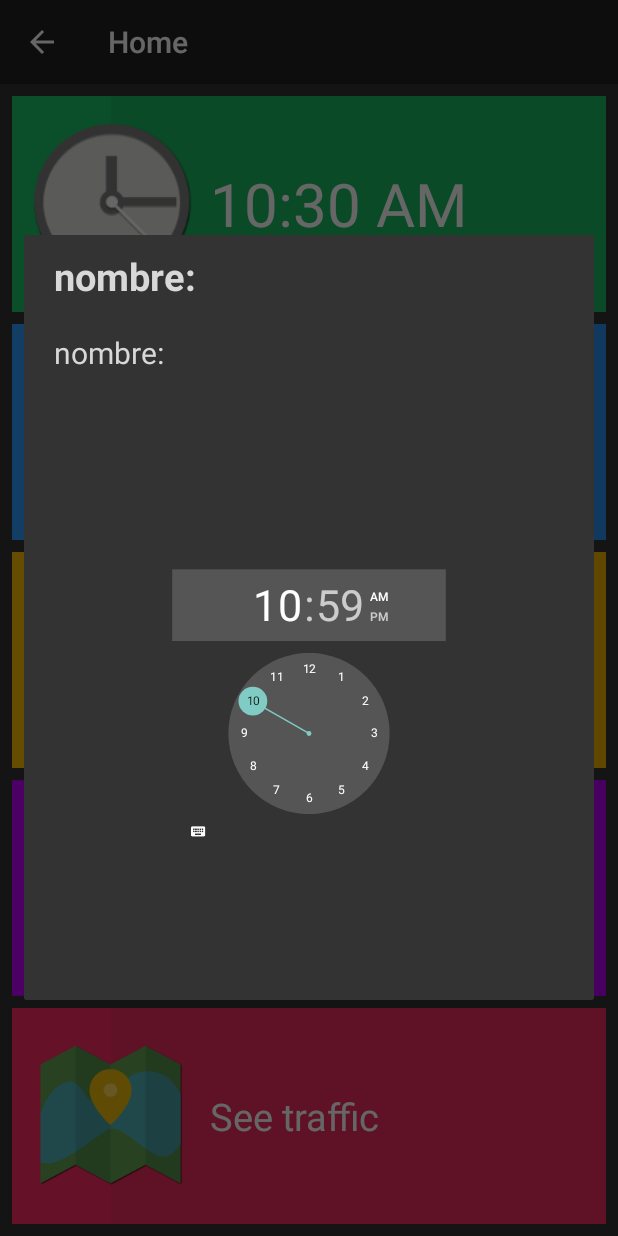
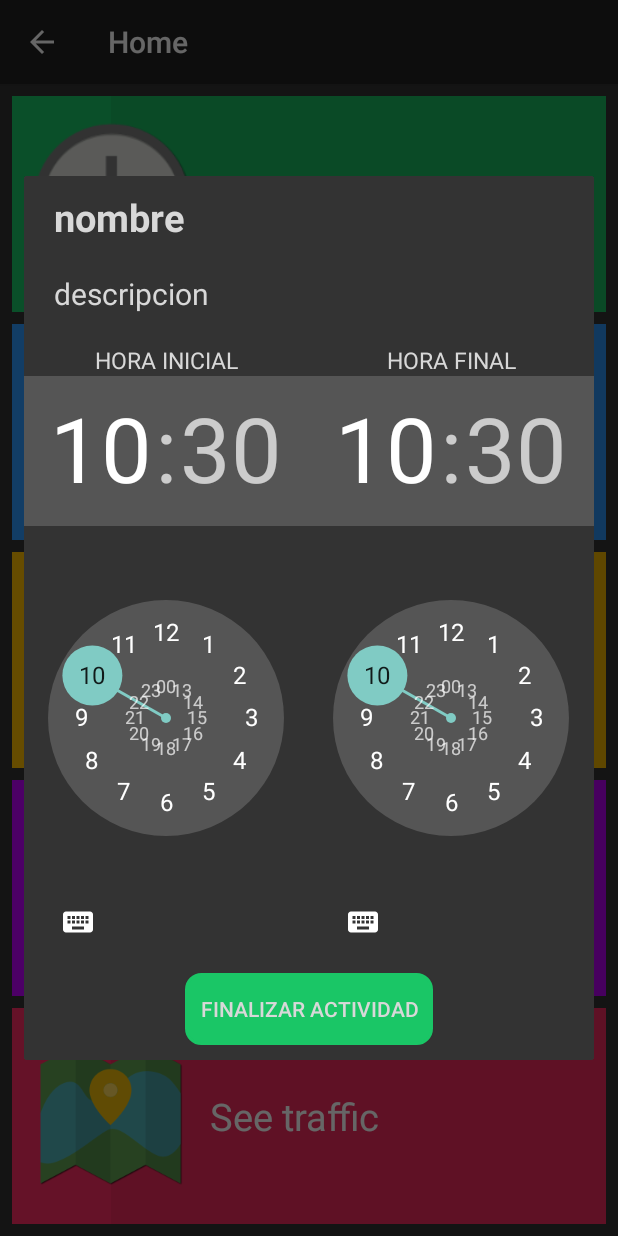
Before and after one commit to hugofiguer/Tracker, an Android app: the fragment FragmentDialogVisitActivities placed in its activity, on a phone screen of 412 x 824 dp. Run offline under Robolectric (Android 15) with nearby library versions, the phone set to English and light mode, and no system bars; our stand-ins replace Volley; libraries missing offline, so code that uses them is left out: de.timroes.android; plain views replace EnhancedListView; 8 statements that could not run were skipped.

Commit message:
Cambios en DialogVisitActivities

```diff
--- a/app/src/main/java/com/sellcom/tracker/FragmentDialogVisitActivities.java
+++ b/app/src/main/java/com/sellcom/tracker/FragmentDialogVisitActivities.java
@@ -1,18 +1,29 @@
 package com.sellcom.tracker;
 
 
+import android.content.Context;
 import android.os.Bundle;
 import android.support.v4.app.DialogFragment;
 import android.view.LayoutInflater;
 import android.view.View;
 import android.view.ViewGroup;
+import android.view.Window;
+import android.widget.TimePicker;
+import android.widget.TimePicker.OnTimeChangedListener;
+import android.widget.Toast;
+import android.widget.Button;
 
+import java.util.Calendar;
 
 
 public class FragmentDialogVisitActivities extends DialogFragment{
 
 
     final static public String TAG = "TAG_FRAGMENT_DIALOG_VISIT_ACTIVITIES";
+    private TimePicker pickerTimeStart , pickerTimeEnd;
+    private Button btnEndVisit;
+    Calendar cal_now = Calendar.getInstance();
+    private Context context;
 
     public FragmentDialogVisitActivities() {
         // Required empty public constructor
@@ -36,6 +47,42 @@ public class FragmentDialogVisitActivities extends DialogFragment{
         // Inflate the layout for this fragment
         View view = inflater.inflate(R.layout.fragment_dialog_visit_activities, container, false);
 
+        context = getActivity();
+        getDialog().getWindow().requestFeature(Window.FEATURE_NO_TITLE);
+
+        pickerTimeStart = (TimePicker)view.findViewById(R.id.timePickerStart);
+        pickerTimeStart.setCurrentHour(cal_now.get(Calendar.HOUR_OF_DAY));
+        pickerTimeStart.setCurrentMinute(cal_now.get(Calendar.MINUTE));
+        pickerTimeStart.setIs24HourView(true);
+        pickerTimeStart.setOnTimeChangedListener(new OnTimeChangedListener(){
+
+            @Override
+            public void onTimeChanged(TimePicker view, int hourOfDay, int minute) {
+
+
+
+            }});
+
+        pickerTimeEnd = (TimePicker)view.findViewById(R.id.timePickerEnd);
+        pickerTimeEnd.setCurrentHour(cal_now.get(Calendar.HOUR_OF_DAY));
+        pickerTimeEnd.setCurrentMinute(cal_now.get(Calendar.MINUTE));
+        pickerTimeEnd.setIs24HourView(true);
+        pickerTimeEnd.setOnTimeChangedListener(new OnTimeChangedListener(){
+
+            @Override
+            public void onTimeChanged(TimePicker view, int hourOfDay, int minute) {
+
+
+
+            }});
+
+        btnEndVisit = (Button)view.findViewById(R.id.btnEndVisit);
+        btnEndVisit.setOnClickListener(new View.OnClickListener() {
+            @Override
+            public void onClick(View view) {
+                getDialog().dismiss();
+            }
+        });
 
         return view;
     }
--- a/app/src/main/java/com/sellcom/tracker/FragmentRescheduleVisit.java
+++ b/app/src/main/java/com/sellcom/tracker/FragmentRescheduleVisit.java
@@ -310,11 +310,12 @@ public class FragmentRescheduleVisit extends Fragment implements View.OnClickLis
 
             if (resp.getString("method").equalsIgnoreCase(METHOD.SEND_RESCHEDULED_VISIT.toString())){
 
-                Log.d("----", "--------------");
+
+                Toast.makeText(context,getString(R.string.rescheduled_visit),Toast.LENGTH_LONG).show();
 
                 getActivity().onBackPressed();
                 getActivity().onBackPressed();
-                Toast.makeText(context,utilities.getFormatDate(resp.getString("new_reschedule_date")),Toast.LENGTH_SHORT).show();
+
 
             }
 
--- a/app/src/main/java/com/sellcom/tracker/FragmentVisitActivities.java
+++ b/app/src/main/java/com/sellcom/tracker/FragmentVisitActivities.java
@@ -11,7 +11,6 @@ import android.widget.AdapterView;
 import android.view.LayoutInflater;
 import android.view.View;
 import android.view.ViewGroup;
-import android.widget.TextView;
 import android.widget.ListView;
 import android.widget.Toast;
 
@@ -21,7 +20,6 @@ import org.json.JSONObject;
 
 import java.util.ArrayList;
 import java.util.HashMap;
-import java.util.Iterator;
 import java.util.List;
 import java.util.Map;
 
--- a/app/src/main/res/layout-sw320dp/fragment_dialog_visit_activities.xml
+++ b/app/src/main/res/layout-sw320dp/fragment_dialog_visit_activities.xml
@@ -14,7 +14,7 @@
         android:layout_marginBottom="10dp"
         android:textColor="@color/light_gray"
         android:textStyle="bold"
-        android:text="nombre:"/>
+        android:text="nombre"/>
 
     <TextView
         android:layout_width="match_parent"
@@ -26,31 +26,81 @@
         android:layout_marginBottom="10dp"
 
         android:textColor="@color/light_gray"
-        android:text="nombre:"/>
+        android:text="descripcion"/>
 
 
     <LinearLayout
         android:layout_width="match_parent"
         android:layout_height="wrap_content"
-        android:layout_marginTop="20dp"
-        android:scaleY="0.6"
-        android:scaleX="0.6"
+        android:weightSum="100"
+        android:layout_marginTop="10dp"
+        android:layout_marginBottom="10dp"
         android:orientation="horizontal">
 
+        <LinearLayout
+            android:layout_width="0dp"
+            android:layout_height="wrap_content"
+            android:layout_weight="50"
+            android:orientation="vertical">
 
-        <TimePicker
+            <TextView
+                android:layout_width="match_parent"
+                android:layout_height="wrap_content"
+                android:text="HORA INICIAL"
+                android:gravity="center"
+                android:textColor="@color/light_gray"
+                android:textSize="@dimen/sizeNormalText"/>
+
+            <TimePicker
+                android:layout_width="match_parent"
+                android:layout_height="match_parent"
+                android:id="@+id/timePickerStart" />
+            </LinearLayout>
+
+
+
+        <LinearLayout
+            android:layout_width="0dp"
+            android:layout_height="wrap_content"
+            android:layout_weight="50"
+            android:orientation="vertical">
+
+            <TextView
+                android:layout_width="match_parent"
+                android:layout_height="wrap_content"
+                android:text="HORA FINAL"
+                android:gravity="center"
+                android:textColor="@color/light_gray"
+                android:textSize="@dimen/sizeNormalText"/>
+
+            <TimePicker
+                android:layout_width="match_parent"
+                android:layout_height="match_parent"
+                android:id="@+id/timePickerEnd" />
+
+
+        </LinearLayout>
+
+    </LinearLayout>
+
+    <LinearLayout
+        android:layout_width="match_parent"
+        android:layout_height="wrap_content"
+        android:orientation="vertical"
+        android:layout_marginBottom="10dp"
+        android:gravity="center">
+
+        <Button
             android:layout_width="wrap_content"
             android:layout_height="wrap_content"
-            android:scaleX = ".80"
-            android:scaleY = ".80"
-            android:id="@+id/timePicker" />
-        <TimePicker
-            android:layout_width="wrap_content"
-            android:layout_height="wrap_content"
-            android:scaleX = ".80"
-            android:scaleY = ".80"
-            android:id="@+id/timePicker2" />
-    </LinearLayout>
+            android:text="Finalizar actividad"
+            android:padding="10dp"
+            android:textColor="@color/light_gray"
+            android:background="@drawable/border_button_green"
+            android:id="@+id/btnEndVisit" />
+
+        </LinearLayout>
+
 
 
 </LinearLayout>
--- a/app/src/main/res/values/strings.xml
+++ b/app/src/main/res/values/strings.xml
@@ -144,6 +144,7 @@
     <!-- Rescheduled Visit -->
     <string name="title_dialog_message">Check it</string>
     <string name="message_reschedule_visit">The date should not be before the current day</string>
+    <string name="rescheduled_visit">Rescheduled visit</string>
 
     <!-- Steps Visit / Pasos de la Visita -->
     <string name="sv_evidence">Take evidence</string>
```
Also changed, not shown: 1 other file.
